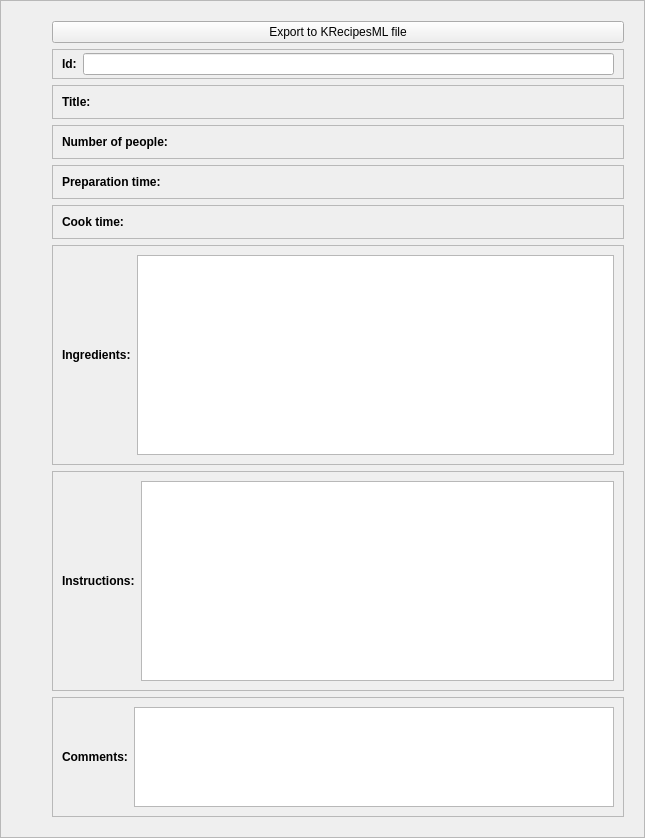
First picture: the form in weboob/applications/qcookboob/ui/recipe.ui, repository laurentb/weboob, before the edit.
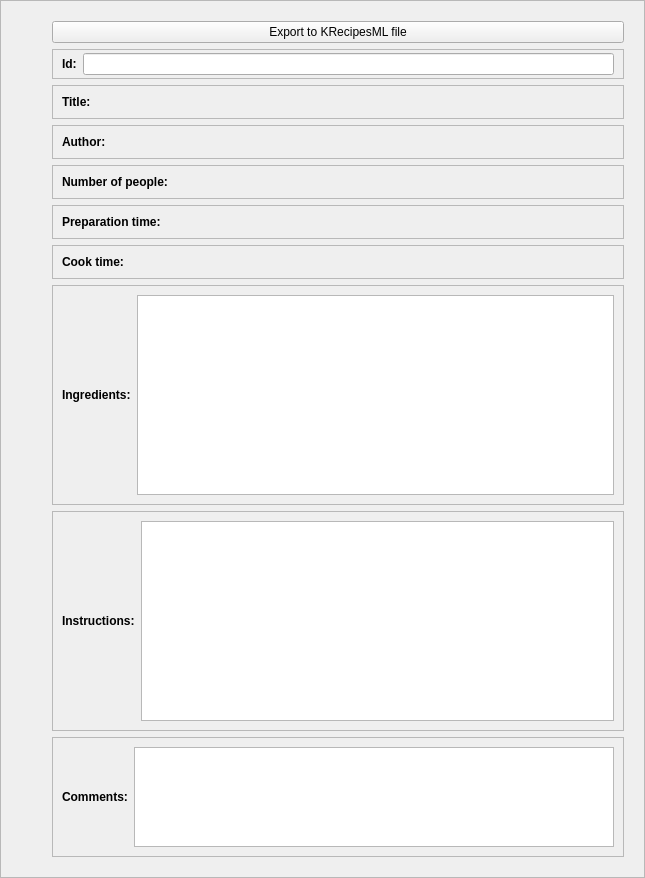
Second picture: the form after the edit.

Commit message: [qcookboob] integration of author field

```diff
--- a/weboob/applications/qcookboob/ui/recipe.ui
+++ b/weboob/applications/qcookboob/ui/recipe.ui
@@ -7,7 +7,7 @@
     <x>0</x>
     <y>0</y>
     <width>645</width>
-    <height>823</height>
+    <height>855</height>
    </rect>
   </property>
   <property name="sizePolicy">
@@ -164,6 +164,44 @@
         </layout>
        </widget>
       </item>
+      <item>
+       <widget class="QFrame" name="frame_10">
+        <property name="maximumSize">
+         <size>
+          <width>16777215</width>
+          <height>35</height>
+         </size>
+        </property>
+        <property name="frameShape">
+         <enum>QFrame::StyledPanel</enum>
+        </property>
+        <property name="frameShadow">
+         <enum>QFrame::Raised</enum>
+        </property>
+        <layout class="QHBoxLayout" name="horizontalLayout_10">
+         <item>
+          <widget class="QLabel" name="label_10">
+           <property name="font">
+            <font>
+             <weight>75</weight>
+             <bold>true</bold>
+            </font>
+           </property>
+           <property name="text">
+            <string>Author:</string>
+           </property>
+          </widget>
+         </item>
+         <item>
+          <widget class="QLabel" name="authorLabel">
+           <property name="text">
+            <string/>
+           </property>
+          </widget>
+         </item>
+        </layout>
+       </widget>
+      </item>
       <item>
        <widget class="QFrame" name="frame_2">
         <property name="maximumSize">
```
The commit also changes 1 other file.
